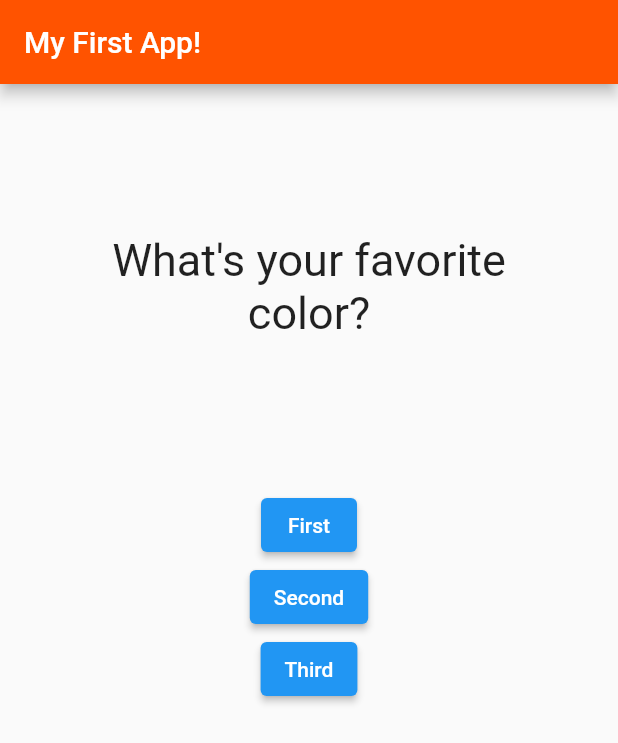
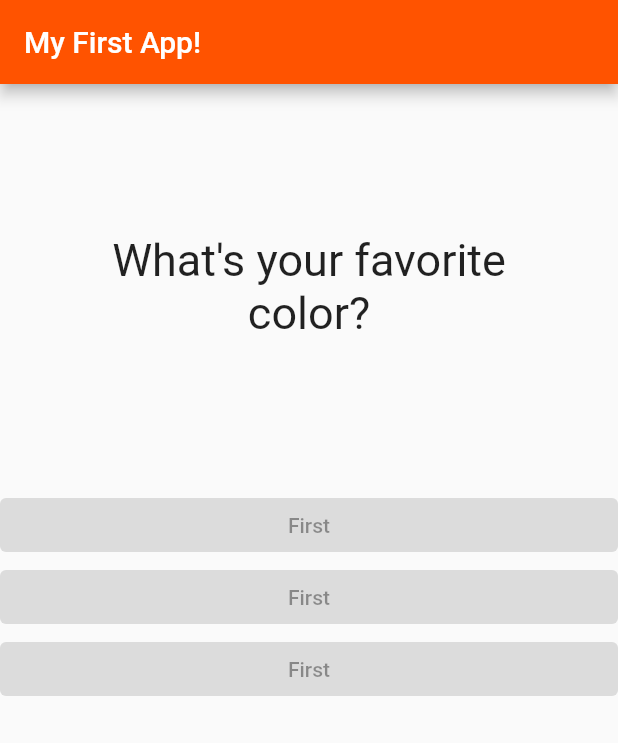
Before and after one commit to Kara-Zor-El/Flutter-Learning, a Flutter app: the screen it shows after launch, on a phone screen of 412 x 824 dp. Shown: the top 743 px of the screen. Run offline on Flutter 3.47's test engine with Material 2 defaults, Android fonts, the phone set to English and light mode, and no system bars.

Commit message:
emigrated buttons to another file

```diff
--- /dev/null
+++ b/flutter_learning1/lib/answer.dart
@@ -0,0 +1,20 @@
+import 'package:flutter/src/widgets/container.dart';
+import 'package:flutter/src/widgets/framework.dart';
+
+import 'package:flutter/material.dart';
+
+class Answer extends StatelessWidget {
+  @override
+  Widget build(BuildContext context) {
+    return Container(
+      width: double.infinity,
+      child: ElevatedButton(
+        style: ElevatedButton.styleFrom(
+          foregroundColor: Colors.blueAccent,
+        ),
+        child: Text('First'),
+        onPressed: null,
+      ),
+    );
+  }
+}
--- a/flutter_learning1/lib/main.dart
+++ b/flutter_learning1/lib/main.dart
@@ -2,6 +2,7 @@
 
 import 'package:flutter/material.dart';
 import './question.dart';
+import './answer.dart';
 
 void main() => runApp((MyApp()));
 
@@ -42,20 +43,9 @@ class _MyAppState extends State<MyApp> {
             Question(
               questions[_qIndex],
             ),
-            ElevatedButton(
-              child: Text('First'),
-              onPressed: _answerQuestion,
-            ),
-            ElevatedButton(
-              child: Text('Second'),
-              onPressed: () => print("Yep that is the second answer"),
-            ),
-            ElevatedButton(
-              child: Text('Third'),
-              onPressed: () {
-                print("Nice, you pressed the third button");
-              },
-            ),
+            Answer(),
+            Answer(),
+            Answer(),
           ],
         ),
       ),
```
